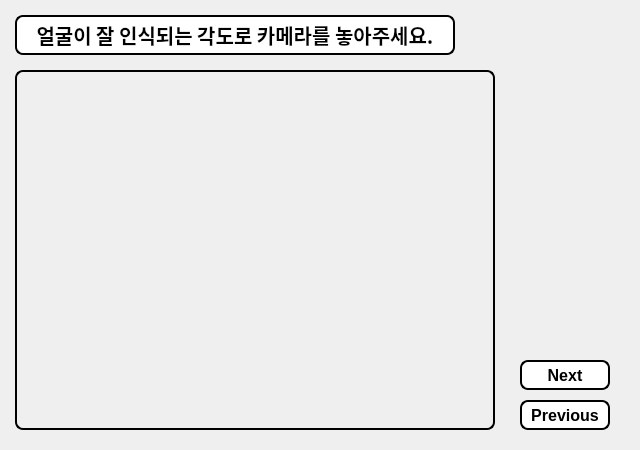
The window that ui/camsetpage.ui (veda-team4/DMS) describes before a commit, drawn with Qt 5.
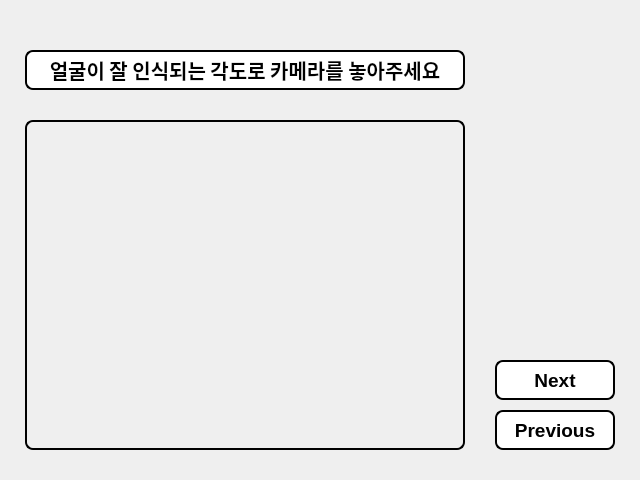
The same window after the commit.

```diff
--- a/ui/camsetpage.ui
+++ b/ui/camsetpage.ui
@@ -7,7 +7,7 @@
     <x>0</x>
     <y>0</y>
     <width>640</width>
-    <height>450</height>
+    <height>480</height>
    </rect>
   </property>
   <property name="sizePolicy">
@@ -34,8 +34,8 @@
   <widget class="QLabel" name="infoLabel">
    <property name="geometry">
     <rect>
-     <x>15</x>
-     <y>15</y>
+     <x>25</x>
+     <y>50</y>
      <width>440</width>
      <height>40</height>
     </rect>
@@ -60,7 +60,7 @@
    </property>
    <property name="font">
     <font>
-     <family>NanumGothic</family>
+     <family>Sans Serif</family>
      <pointsize>15</pointsize>
      <bold>true</bold>
     </font>
@@ -72,7 +72,7 @@
 outline: none;</string>
    </property>
    <property name="text">
-    <string>얼굴이 잘 인식되는 각도로 카메라를 놓아주세요.</string>
+    <string>얼굴이 잘 인식되는 각도로 카메라를 놓아주세요</string>
    </property>
    <property name="alignment">
     <set>Qt::AlignCenter</set>
@@ -81,10 +81,10 @@
   <widget class="QLabel" name="videoLabel">
    <property name="geometry">
     <rect>
-     <x>15</x>
-     <y>70</y>
-     <width>480</width>
-     <height>360</height>
+     <x>25</x>
+     <y>120</y>
+     <width>440</width>
+     <height>330</height>
     </rect>
    </property>
    <property name="sizePolicy">
@@ -120,10 +120,10 @@
   <widget class="QPushButton" name="nextButton">
    <property name="geometry">
     <rect>
-     <x>520</x>
+     <x>495</x>
      <y>360</y>
-     <width>90</width>
-     <height>30</height>
+     <width>120</width>
+     <height>40</height>
     </rect>
    </property>
    <property name="maximumSize">
@@ -134,7 +134,7 @@
    </property>
    <property name="font">
     <font>
-     <pointsize>12</pointsize>
+     <pointsize>14</pointsize>
      <bold>true</bold>
     </font>
    </property>
@@ -161,10 +161,10 @@
   <widget class="QPushButton" name="previousButton">
    <property name="geometry">
     <rect>
-     <x>520</x>
-     <y>400</y>
-     <width>90</width>
-     <height>30</height>
+     <x>495</x>
+     <y>410</y>
+     <width>120</width>
+     <height>40</height>
     </rect>
    </property>
    <property name="maximumSize">
@@ -175,7 +175,7 @@
    </property>
    <property name="font">
     <font>
-     <pointsize>12</pointsize>
+     <pointsize>14</pointsize>
      <bold>true</bold>
     </font>
    </property>
```
